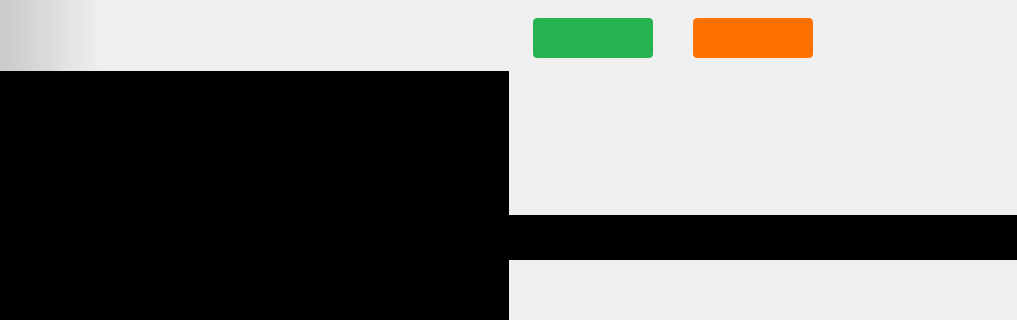
analogdevicesinc/scopy, file ui/oscilloscope.ui: the form before one commit; both pictures show x 0 to 1017 and y 0 to 320 of the 1017 by 654 pixel window.
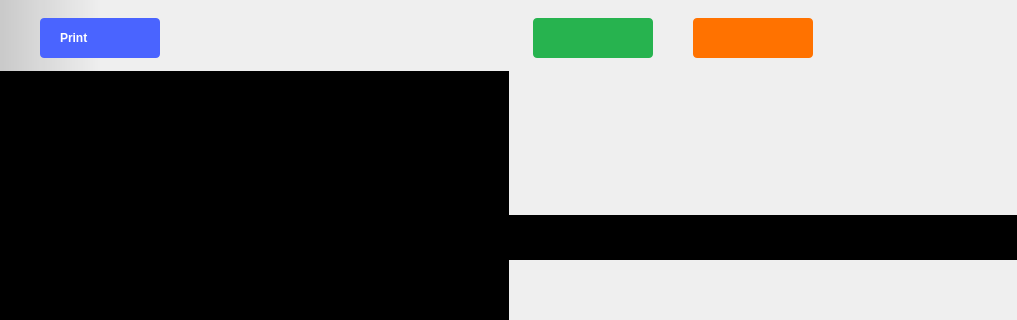
The form after the commit. Icons and pictures are not drawn. Custom widgets are drawn as their Qt base class.

Commit message: Osc: implemented print functionality

Diff of the .ui file:
```diff
--- a/ui/oscilloscope.ui
+++ b/ui/oscilloscope.ui
@@ -77,6 +77,9 @@
           <property name="orientation">
            <enum>Qt::Horizontal</enum>
           </property>
+          <property name="sizeType">
+           <enum>QSizePolicy::Fixed</enum>
+          </property>
           <property name="sizeHint" stdset="0">
            <size>
             <width>40</width>
@@ -85,6 +88,56 @@
           </property>
          </spacer>
         </item>
+        <item>
+         <widget class="QPushButton" name="printBtn">
+          <property name="styleSheet">
+           <string notr="true">
+QPushButton {
+  width: 80px;
+  height: 40px;
+
+  text-align: left;
+  font-weight: bold;
+  padding-left: 20px;
+  padding-right: 20px;
+  qproperty-text: &quot;Print&quot;;
+
+  border-radius: 4px;
+
+  background-color: #4a64ff;
+  color: #ffffff;
+
+}
+
+QPushButton:pressed {
+  background-color: #2a44df;
+}
+
+QPushButton:hover {
+	background-color: #4a34ff;
+}</string>
+          </property>
+          <property name="text">
+           <string>Print</string>
+          </property>
+         </widget>
+        </item>
+        <item>
+         <spacer name="horizontalSpacer_11">
+          <property name="orientation">
+           <enum>Qt::Horizontal</enum>
+          </property>
+          <property name="sizeType">
+           <enum>QSizePolicy::Expanding</enum>
+          </property>
+          <property name="sizeHint" stdset="0">
+           <size>
+            <width>40</width>
+            <height>20</height>
+           </size>
+          </property>
+         </spacer>
+        </item>
         <item>
          <widget class="QPushButton" name="pushButtonRunStop">
           <property name="sizePolicy">
```
Left out of the diff: 10 changed lines with no effect on the pictures. The commit also changes 1 other file.
